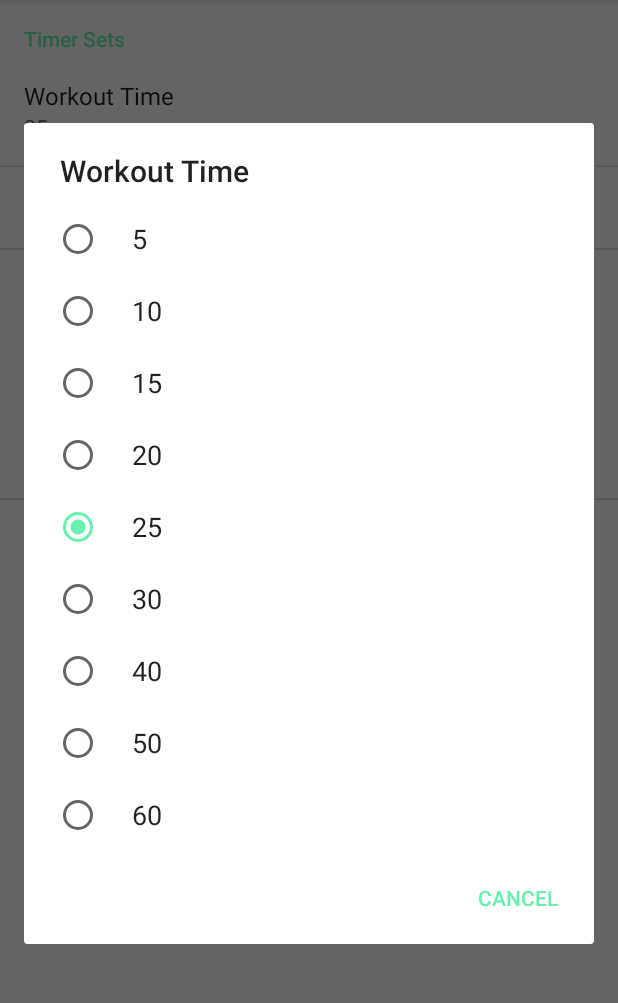
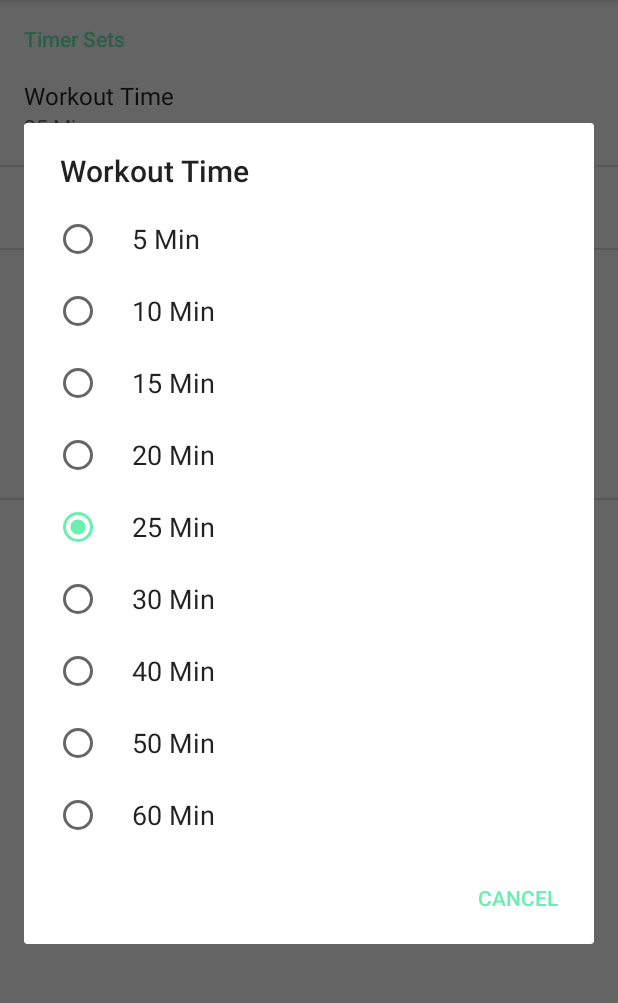
Before and after one commit to creaaa/Pomodorify, an Android app: the fragment MyConfigFragment shown on its own in the app's theme, after a tap on "Workout Time", on a phone screen of 412 x 824 dp, the part 84-1087 px from its top. Run offline under Robolectric (Android 15) with nearby library versions, the phone set to English and light mode, and no system bars.

Commit message:
ごっぜんおわた

```diff
--- a/app/src/main/java/com/example/masa/bizzarestrangeplayer/Activity/OnSprintActivity.java
+++ b/app/src/main/java/com/example/masa/bizzarestrangeplayer/Activity/OnSprintActivity.java
@@ -22,7 +22,7 @@ public class OnSprintActivity extends AppCompatActivity {
         imageView.setImageResource(R.drawable.fever);
         //
         // mPlayer.playUri(null, "spotify:track:6ZSvhLZRJredt15aJiBQqv", 0, 0);
-        MainActivity.mPlayer.playUri(null, "spotify:track:7xAdO0zdl7lGf0ecg4IGhQ", 0, 0);
+        //MainActivity.mPlayer.playUri(null, "spotify:track:7xAdO0zdl7lGf0ecg4IGhQ", 0, 0);
 
 //        try {
 //            Thread.sleep(5000);
--- a/app/src/main/java/com/example/masa/bizzarestrangeplayer/Fragment/MyConfigFragment.java
+++ b/app/src/main/java/com/example/masa/bizzarestrangeplayer/Fragment/MyConfigFragment.java
@@ -72,4 +72,5 @@ public class MyConfigFragment extends PreferenceFragment {
                     }
                 }
             };
+
 }
--- a/app/src/main/res/layout/activity_set_list_result.xml
+++ b/app/src/main/res/layout/activity_set_list_result.xml
@@ -33,11 +33,11 @@
         android:id="@+id/remainingBreakTimeTextView"
         android:layout_width="wrap_content"
         android:layout_height="wrap_content"
-        android:text="next set: 99:59"
-        android:textSize="16sp"
         android:layout_below="@+id/textView3"
+        android:layout_marginStart="19dp"
         android:layout_toEndOf="@+id/ratingBar"
-        android:layout_marginStart="19dp" />
+        android:text="next set: --:--"
+        android:textSize="16sp" />
 
     <ListView
         android:id="@+id/setListListView"
--- a/app/src/main/res/values/strings.xml
+++ b/app/src/main/res/values/strings.xml
@@ -5,21 +5,21 @@
     <string name="title_activity_on_sprint">OnSprintActivity</string>
 
     <string-array name="picker_nums">
-        <item>5</item>
-        <item>10</item>
-        <item>15</item>
-        <item>20</item>
-        <item>25</item>
-        <item>30</item>
-        <item>40</item>
-        <item>50</item>
-        <item>60</item>
+        <item>5 Min</item>
+        <item>10 Min</item>
+        <item>15 Min</item>
+        <item>20 Min</item>
+        <item>25 Min</item>
+        <item>30 Min</item>
+        <item>40 Min</item>
+        <item>50 Min</item>
+        <item>60 Min</item>
     </string-array>
 
 
     <string-array name="picker_nums_min">
         <item>5000</item>
-        <item>17000</item>
+        <item>10000</item>
         <item>900000</item>
         <item>1200000</item>
         <item>1500000</item>
@@ -56,5 +56,4 @@
         <item>10</item>
     </string-array>
 
-
 </resources>
```
Also changed, not shown: app/src/main/java/com/example/masa/bizzarestrangeplayer/Activity/MainActivity.java (+171 -102 lines), app/src/main/java/com/example/masa/bizzarestrangeplayer/Activity/MyConfigActivity.java (+17 -0 lines), app/src/main/java/com/example/masa/bizzarestrangeplayer/Activity/SetListResultActivity.java (+16 -3 lines), app/src/main/java/memo.txt (added, +10 -0 lines), app/src/main/res/layout/activity_main.xml (+10 -1 lines).
